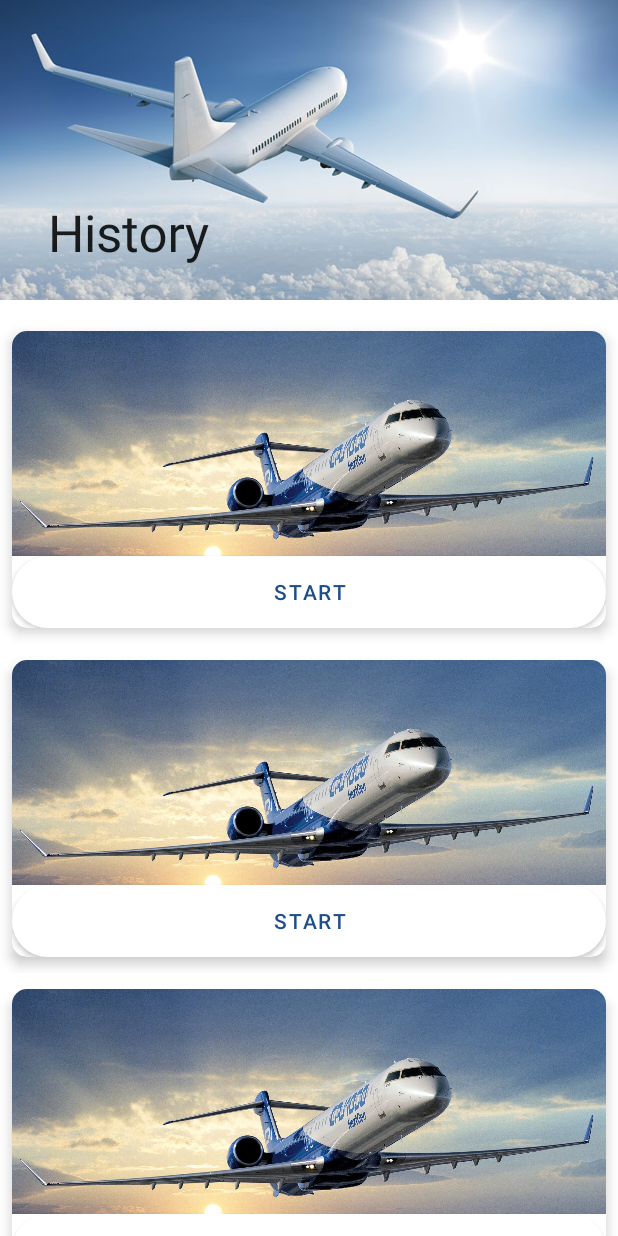
After one commit to hussein1574/TripsApp, an Android app: the layout activity_history.xml on its own in the app's theme, with its tools: preview values and no code run, on a phone screen of 412 x 824 dp. The commit adds this screen. Run offline under Robolectric (Android 15) with nearby library versions, the phone set to English and light mode, and no system bars.

Commit message:
Added History & Upcoming Screens

```diff
--- /dev/null
+++ b/app/src/main/java/com/seinical/trips/HistoryActivity.java
@@ -0,0 +1,14 @@
+package com.seinical.trips;
+
+import androidx.appcompat.app.AppCompatActivity;
+
+import android.os.Bundle;
+
+public class HistoryActivity extends AppCompatActivity {
+
+    @Override
+    protected void onCreate(Bundle savedInstanceState) {
+        super.onCreate(savedInstanceState);
+        setContentView(R.layout.activity_history);
+    }
+}
--- /dev/null
+++ b/app/src/main/java/com/seinical/trips/UpcomingActivity.java
@@ -0,0 +1,15 @@
+package com.seinical.trips;
+
+import androidx.appcompat.app.AppCompatActivity;
+
+import android.os.Bundle;
+import android.widget.Button;
+
+public class UpcomingActivity extends AppCompatActivity {
+
+    @Override
+    protected void onCreate(Bundle savedInstanceState) {
+        super.onCreate(savedInstanceState);
+        setContentView(R.layout.activity_upcoming);
+    }
+}
--- /dev/null
+++ b/app/src/main/res/layout/activity_history.xml
@@ -0,0 +1,72 @@
+<?xml version="1.0" encoding="utf-8"?>
+<androidx.coordinatorlayout.widget.CoordinatorLayout xmlns:android="http://schemas.android.com/apk/res/android"
+    xmlns:tools="http://schemas.android.com/tools"
+    xmlns:app="http://schemas.android.com/apk/res-auto"
+
+    android:fitsSystemWindows="true"
+
+    android:layout_width="match_parent"
+    android:layout_height="match_parent">
+
+    <com.google.android.material.appbar.AppBarLayout
+        android:id="@+id/appbar"
+        android:layout_width="match_parent"
+
+        android:layout_height="200dp"
+        android:fitsSystemWindows="true">
+
+        <com.google.android.material.appbar.CollapsingToolbarLayout
+            android:layout_width="match_parent"
+            android:layout_height="match_parent"
+            android:background="@drawable/plane_sky"
+            app:contentScrim="?attr/colorPrimary"
+            app:layout_scrollFlags="scroll|exitUntilCollapsed"
+
+            app:layout_scrollInterpolator="@android:anim/decelerate_interpolator"
+            app:toolbarId="@+id/toolbar">
+
+            <ImageView
+                android:id="@+id/app_bar_image"
+                android:layout_width="match_parent"
+                android:layout_height="match_parent"
+                android:scaleType="centerCrop"
+
+                android:src="@drawable/plane_sky"
+                app:layout_collapseMode="parallax" />
+
+            <androidx.appcompat.widget.Toolbar
+                android:id="@+id/toolbar"
+                android:layout_width="match_parent"
+                android:layout_height="?android:attr/actionBarSize"
+                app:title="@string/history" />
+        </com.google.android.material.appbar.CollapsingToolbarLayout>
+    </com.google.android.material.appbar.AppBarLayout>
+
+    <androidx.core.widget.NestedScrollView
+        android:layout_width="match_parent"
+        android:layout_height="match_parent"
+
+
+        android:paddingTop="10dp"
+        app:layout_behavior="com.google.android.material.appbar.AppBarLayout$ScrollingViewBehavior">
+
+        <androidx.constraintlayout.widget.ConstraintLayout
+            android:layout_width="match_parent"
+            android:layout_height="wrap_content"
+            tools:context=".UpcomingActivity">
+
+            <androidx.recyclerview.widget.RecyclerView
+                android:id="@+id/upcoming_recyclerview"
+                android:layout_width="match_parent"
+                android:layout_height="match_parent"
+                app:layout_constraintBottom_toBottomOf="parent"
+                app:layout_constraintEnd_toEndOf="parent"
+                app:layout_constraintStart_toStartOf="parent"
+                app:layout_constraintTop_toTopOf="parent"
+                tools:listitem="@layout/trip_item" />
+        </androidx.constraintlayout.widget.ConstraintLayout>
+
+    </androidx.core.widget.NestedScrollView>
+
+
+</androidx.coordinatorlayout.widget.CoordinatorLayout>
--- /dev/null
+++ b/app/src/main/res/layout/activity_upcoming.xml
@@ -0,0 +1,72 @@
+<?xml version="1.0" encoding="utf-8"?>
+<androidx.coordinatorlayout.widget.CoordinatorLayout xmlns:android="http://schemas.android.com/apk/res/android"
+    xmlns:tools="http://schemas.android.com/tools"
+    xmlns:app="http://schemas.android.com/apk/res-auto"
+
+    android:fitsSystemWindows="true"
+
+    android:layout_width="match_parent"
+    android:layout_height="match_parent">
+
+    <com.google.android.material.appbar.AppBarLayout
+        android:id="@+id/appbar"
+        android:layout_width="match_parent"
+
+        android:layout_height="300dp"
+        android:fitsSystemWindows="true">
+
+        <com.google.android.material.appbar.CollapsingToolbarLayout
+            android:layout_width="match_parent"
+            android:layout_height="match_parent"
+            android:background="@drawable/plane_sky"
+            app:contentScrim="?attr/colorPrimary"
+            app:layout_scrollFlags="scroll|exitUntilCollapsed"
+
+            app:layout_scrollInterpolator="@android:anim/decelerate_interpolator"
+            app:toolbarId="@+id/toolbar">
+
+            <ImageView
+                android:id="@+id/app_bar_image"
+                android:layout_width="match_parent"
+                android:layout_height="match_parent"
+                android:scaleType="centerCrop"
+
+                android:src="@drawable/plane_sky"
+                app:layout_collapseMode="parallax" />
+
+            <androidx.appcompat.widget.Toolbar
+                android:id="@+id/toolbar"
+                android:layout_width="match_parent"
+                android:layout_height="?android:attr/actionBarSize"
+                app:title="@string/my_trips" />
+        </com.google.android.material.appbar.CollapsingToolbarLayout>
+    </com.google.android.material.appbar.AppBarLayout>
+
+    <androidx.core.widget.NestedScrollView
+        android:layout_width="match_parent"
+        android:layout_height="match_parent"
+
+
+        android:paddingTop="10dp"
+        app:layout_behavior="com.google.android.material.appbar.AppBarLayout$ScrollingViewBehavior">
+
+        <androidx.constraintlayout.widget.ConstraintLayout
+            android:layout_width="match_parent"
+            android:layout_height="wrap_content"
+            tools:context=".UpcomingActivity">
+
+            <androidx.recyclerview.widget.RecyclerView
+                android:id="@+id/upcoming_recyclerview"
+                android:layout_width="match_parent"
+                android:layout_height="match_parent"
+                app:layout_constraintBottom_toBottomOf="parent"
+                app:layout_constraintEnd_toEndOf="parent"
+                app:layout_constraintStart_toStartOf="parent"
+                app:layout_constraintTop_toTopOf="parent"
+                tools:listitem="@layout/trip_item" />
+        </androidx.constraintlayout.widget.ConstraintLayout>
+
+    </androidx.core.widget.NestedScrollView>
+
+
+</androidx.coordinatorlayout.widget.CoordinatorLayout>
--- /dev/null
+++ b/app/src/main/res/layout/trip_item.xml
@@ -0,0 +1,169 @@
+<?xml version="1.0" encoding="utf-8"?>
+<androidx.constraintlayout.widget.ConstraintLayout xmlns:android="http://schemas.android.com/apk/res/android"
+    xmlns:app="http://schemas.android.com/apk/res-auto"
+    xmlns:tools="http://schemas.android.com/tools"
+    android:layout_width="match_parent"
+    android:layout_height="wrap_content">
+
+    <androidx.cardview.widget.CardView
+        android:layout_width="0dp"
+        android:layout_height="wrap_content"
+        android:backgroundTintMode="add"
+        app:cardCornerRadius="10dp"
+        app:cardElevation="5dp"
+        app:cardUseCompatPadding="true"
+        app:layout_constraintBottom_toBottomOf="parent"
+        app:layout_constraintEnd_toEndOf="parent"
+        app:layout_constraintStart_toStartOf="parent"
+        app:layout_constraintTop_toTopOf="parent">
+
+        <androidx.constraintlayout.widget.ConstraintLayout
+            android:layout_width="match_parent"
+            android:layout_height="wrap_content">
+
+            <RelativeLayout
+                android:id="@+id/image_layout"
+                android:layout_width="match_parent"
+                android:layout_height="150dp"
+                app:layout_constraintEnd_toEndOf="parent"
+                app:layout_constraintStart_toStartOf="parent"
+                app:layout_constraintTop_toTopOf="parent"
+                app:srcCompat="@drawable/plane_sky_flight">
+
+                <ImageView
+                    android:id="@+id/imageView2"
+                    android:layout_width="match_parent"
+                    android:layout_height="match_parent"
+                    android:layout_centerInParent="true"
+                    android:contentDescription="@string/my_trips"
+                    android:scaleType="centerCrop"
+                    tools:srcCompat="@drawable/plane_sky_flight" />
+
+                <TextView
+                    android:id="@+id/status_title_tv"
+                    android:layout_width="wrap_content"
+                    android:layout_height="wrap_content"
+                    android:layout_centerInParent="true"
+                    android:gravity="center"
+                    android:text="STATUS"
+                    android:textAppearance="@style/TextAppearance.AppCompat.Body2"
+                    android:textColor="@android:color/system_accent1_900"
+                    android:textSize="90sp"
+                    android:textStyle="bold"
+                    android:visibility="invisible" />
+            </RelativeLayout>
+
+
+            <androidx.constraintlayout.widget.ConstraintLayout
+                android:id="@+id/data_layout"
+                android:layout_width="match_parent"
+                android:layout_height="150dp"
+                android:visibility="gone"
+                app:layout_constraintBottom_toTopOf="@+id/start_btn"
+                app:layout_constraintEnd_toEndOf="parent"
+                app:layout_constraintStart_toStartOf="parent"
+                app:layout_constraintTop_toBottomOf="@+id/image_layout">
+
+                <TextView
+                    android:id="@+id/trip_name_tv"
+                    android:layout_width="wrap_content"
+                    android:layout_height="wrap_content"
+                    android:layout_marginBottom="16dp"
+                    android:text="Trip Name"
+                    app:layout_constraintBottom_toTopOf="@+id/space2"
+                    app:layout_constraintEnd_toStartOf="@+id/space"
+                    app:layout_constraintStart_toStartOf="parent" />
+
+                <TextView
+                    android:id="@+id/dest_tv"
+                    android:layout_width="wrap_content"
+                    android:layout_height="wrap_content"
+                    android:layout_marginBottom="16dp"
+                    android:text="Destination"
+                    app:layout_constraintBottom_toBottomOf="parent"
+                    app:layout_constraintEnd_toStartOf="@+id/space"
+                    app:layout_constraintStart_toStartOf="parent" />
+
+                <TextView
+                    android:id="@+id/source_tv"
+                    android:layout_width="wrap_content"
+                    android:layout_height="wrap_content"
+                    android:layout_marginTop="16dp"
+                    android:text="Source"
+                    app:layout_constraintEnd_toStartOf="@+id/space"
+                    app:layout_constraintStart_toStartOf="parent"
+                    app:layout_constraintTop_toBottomOf="@+id/space2" />
+
+                <TextView
+                    android:id="@+id/status_tv"
+                    android:layout_width="wrap_content"
+                    android:layout_height="wrap_content"
+                    android:layout_marginBottom="16dp"
+                    android:text="Status"
+                    app:layout_constraintBottom_toTopOf="@+id/space2"
+                    app:layout_constraintEnd_toEndOf="parent"
+                    app:layout_constraintStart_toEndOf="@+id/space" />
+
+                <TextView
+                    android:id="@+id/time_tv"
+                    android:layout_width="wrap_content"
+                    android:layout_height="wrap_content"
+                    android:layout_marginTop="16dp"
+                    android:text="HH:MM"
+                    app:layout_constraintEnd_toEndOf="parent"
+                    app:layout_constraintStart_toEndOf="@+id/space"
+                    app:layout_constraintTop_toTopOf="parent" />
+
+                <TextView
+                    android:id="@+id/date_tv"
+                    android:layout_width="wrap_content"
+                    android:layout_height="wrap_content"
+                    android:layout_marginTop="16dp"
+                    android:text="DD/MM/YYYY"
+                    app:layout_constraintEnd_toStartOf="@+id/space"
+                    app:layout_constraintStart_toStartOf="parent"
+                    app:layout_constraintTop_toTopOf="parent" />
+
+                <Space
+                    android:id="@+id/space"
+                    android:layout_width="wrap_content"
+                    android:layout_height="0dp"
+                    app:layout_constraintBottom_toBottomOf="parent"
+                    app:layout_constraintEnd_toEndOf="parent"
+                    app:layout_constraintStart_toStartOf="parent"
+                    app:layout_constraintTop_toTopOf="parent" />
+
+                <Space
+                    android:id="@+id/space2"
+                    android:layout_width="0dp"
+                    android:layout_height="wrap_content"
+                    app:layout_constraintBottom_toBottomOf="@+id/space"
+                    app:layout_constraintEnd_toEndOf="parent"
+                    app:layout_constraintStart_toStartOf="parent"
+                    app:layout_constraintTop_toTopOf="parent" />
+
+                <ImageView
+                    android:id="@+id/imageView3"
+                    android:layout_width="wrap_content"
+                    android:layout_height="wrap_content"
+                    android:contentDescription="TODO"
+                    app:layout_constraintBottom_toBottomOf="parent"
+                    app:layout_constraintEnd_toEndOf="parent"
+                    app:layout_constraintStart_toEndOf="@+id/space"
+                    app:layout_constraintTop_toBottomOf="@+id/space2"
+                    app:srcCompat="@drawable/calendar" />
+            </androidx.constraintlayout.widget.ConstraintLayout>
+
+            <Button
+                android:id="@+id/start_btn"
+                android:layout_width="0dp"
+                android:layout_height="wrap_content"
+                android:background="@drawable/button_background"
+                android:text="Start"
+                app:layout_constraintBottom_toBottomOf="parent"
+                app:layout_constraintEnd_toEndOf="parent"
+                app:layout_constraintStart_toStartOf="parent"
+                app:layout_constraintTop_toBottomOf="@+id/image_layout" />
+        </androidx.constraintlayout.widget.ConstraintLayout>
+    </androidx.cardview.widget.CardView>
+</androidx.constraintlayout.widget.ConstraintLayout>
--- a/app/src/main/res/values/strings.xml
+++ b/app/src/main/res/values/strings.xml
@@ -24,4 +24,6 @@
     <string name="start_point">Start Point</string>
     <string name="end_point">End Point</string>
     <string name="edit">EDIT</string>
+    <string name="my_trips">My Trips</string>
+    <string name="history">History</string>
 </resources>
--- a/build.gradle
+++ b/build.gradle
@@ -1,5 +1,5 @@
 // Top-level build file where you can add configuration options common to all sub-projects/modules.
 plugins {
-    id 'com.android.application' version '7.3.0' apply false
-    id 'com.android.library' version '7.3.0' apply false
+    id 'com.android.application' version '7.2.2' apply false
+    id 'com.android.library' version '7.2.2' apply false
 }
```
Also changed, not shown: app/src/main/AndroidManifest.xml (+10 -0 lines), app/src/main/res/drawable/plane_sky.jpg (added), app/src/main/res/drawable/plane_sky_flight.jpg (added).
